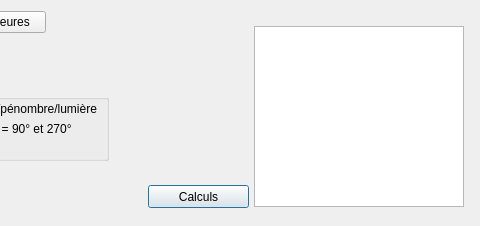
mconsidine/previsat_archive, file src/interface/onglets/previsions/evenementsorbitaux.ui: the form before one commit; both pictures show x 312 to 792 and y 0 to 226 of the 792 by 226 pixel window.
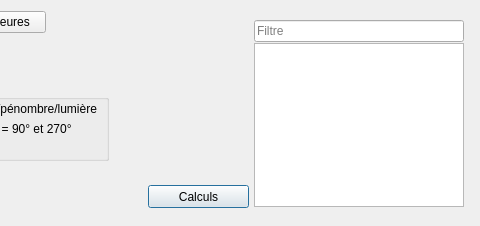
The form after the commit.

Commit message: Ajout du champ filtre pour les listes de satellites

Patch:
```diff
--- a/src/interface/onglets/previsions/evenementsorbitaux.ui
+++ b/src/interface/onglets/previsions/evenementsorbitaux.ui
@@ -17,9 +17,9 @@
    <property name="geometry">
     <rect>
      <x>566</x>
-     <y>26</y>
+     <y>43</y>
      <width>210</width>
-     <height>181</height>
+     <height>164</height>
     </rect>
    </property>
    <property name="font">
@@ -290,6 +290,25 @@
     <string>Paramétrage par défaut</string>
    </property>
   </widget>
+  <widget class="QLineEdit" name="filtreSatellites">
+   <property name="geometry">
+    <rect>
+     <x>566</x>
+     <y>20</y>
+     <width>210</width>
+     <height>22</height>
+    </rect>
+   </property>
+   <property name="inputMask">
+    <string notr="true"/>
+   </property>
+   <property name="text">
+    <string notr="true"/>
+   </property>
+   <property name="placeholderText">
+    <string>Filtre</string>
+   </property>
+  </widget>
  </widget>
  <resources/>
  <connections/>
```
The commit also changes 4 other files.
